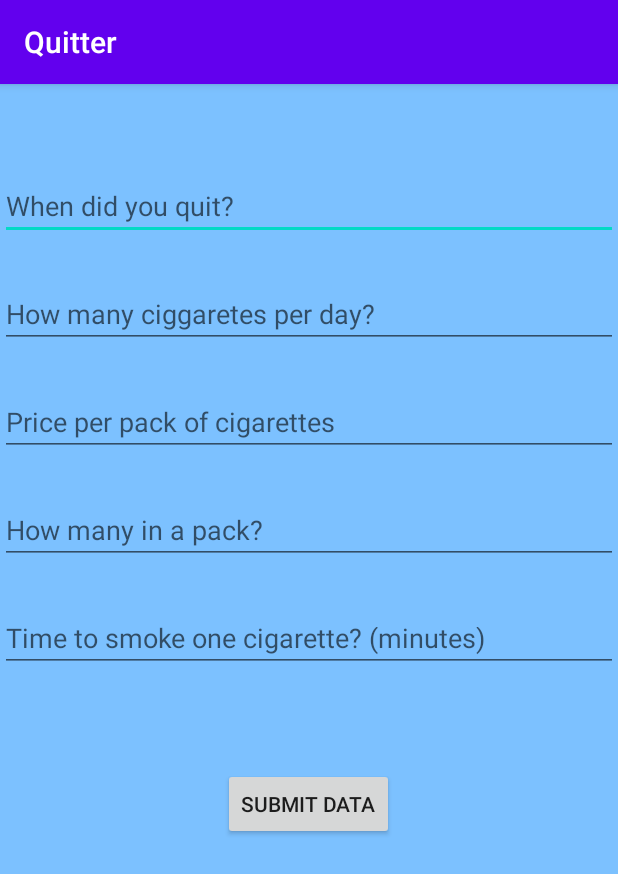
After one commit to cohadruid/Quitter, an Android app: the fragment UserDataFragment shown on its own in the app's theme, on a phone screen of 412 x 824 dp. The commit adds this screen. Shown: the top 874 px of the screen. Run offline under Robolectric (Android 15) with nearby library versions, the phone set to English and light mode, and no system bars.

Commit message:
added more fragments and stuff

```diff
--- a/app/build.gradle
+++ b/app/build.gradle
@@ -41,4 +41,5 @@ dependencies {
     implementation 'com.google.firebase:firebase-auth:19.3.2'
     implementation 'com.google.firebase:firebase-database-ktx:19.4.0'
     implementation "com.xwray:groupie:2.1.0"
+    implementation 'com.github.jhonatansabadi:datetime-picker:1.0.6'
 }
--- /dev/null
+++ b/app/src/main/java/hr/ferit/dariocoric/quitter/UserDataFragment.kt
@@ -0,0 +1,59 @@
+package hr.ferit.dariocoric.quitter
+
+import android.os.Bundle
+import androidx.fragment.app.Fragment
+import android.view.LayoutInflater
+import android.view.View
+import android.view.ViewGroup
+
+// TODO: Rename parameter arguments, choose names that match
+// the fragment initialization parameters, e.g. ARG_ITEM_NUMBER
+private const val ARG_PARAM1 = "param1"
+private const val ARG_PARAM2 = "param2"
+
+/**
+ * A simple [Fragment] subclass.
+ * Use the [UserDataFragment.newInstance] factory method to
+ * create an instance of this fragment.
+ */
+class UserDataFragment : Fragment() {
+    // TODO: Rename and change types of parameters
+    private var param1: String? = null
+    private var param2: String? = null
+
+    override fun onCreate(savedInstanceState: Bundle?) {
+        super.onCreate(savedInstanceState)
+        arguments?.let {
+            param1 = it.getString(ARG_PARAM1)
+            param2 = it.getString(ARG_PARAM2)
+        }
+    }
+
+    override fun onCreateView(
+        inflater: LayoutInflater, container: ViewGroup?,
+        savedInstanceState: Bundle?
+    ): View? {
+        // Inflate the layout for this fragment
+        return inflater.inflate(R.layout.fragment_user_data, container, false)
+    }
+
+    companion object {
+        /**
+         * Use this factory method to create a new instance of
+         * this fragment using the provided parameters.
+         *
+         * @param param1 Parameter 1.
+         * @param param2 Parameter 2.
+         * @return A new instance of fragment UserDataFragment.
+         */
+        // TODO: Rename and change types and number of parameters
+        @JvmStatic
+        fun newInstance(param1: String, param2: String) =
+            UserDataFragment().apply {
+                arguments = Bundle().apply {
+                    putString(ARG_PARAM1, param1)
+                    putString(ARG_PARAM2, param2)
+                }
+            }
+    }
+}
--- /dev/null
+++ b/app/src/main/res/layout/fragment_user_data.xml
@@ -0,0 +1,90 @@
+<?xml version="1.0" encoding="utf-8"?>
+<androidx.constraintlayout.widget.ConstraintLayout xmlns:android="http://schemas.android.com/apk/res/android"
+    xmlns:tools="http://schemas.android.com/tools"
+    android:layout_width="match_parent"
+    android:layout_height="match_parent"
+    xmlns:app="http://schemas.android.com/apk/res-auto"
+    android:background="#7CC1FF"
+    tools:context=".UserDataFragment">
+
+    <EditText
+        android:id="@+id/edit_text_quit_time"
+        android:layout_width="match_parent"
+        android:layout_height="40dp"
+        android:layout_marginTop="64dp"
+        app:layout_constraintHorizontal_bias="0.0"
+        app:layout_constraintLeft_toLeftOf="parent"
+        app:layout_constraintRight_toRightOf="parent"
+        app:layout_constraintTop_toTopOf="parent"
+        android:hint="@string/when_did_you_quit">
+
+
+    </EditText>
+
+    <EditText
+        android:id="@+id/edit_text_cigs_per_day"
+        android:layout_width="match_parent"
+        android:layout_height="40dp"
+        android:layout_marginTop="32dp"
+        app:layout_constraintHorizontal_bias="0.0"
+        app:layout_constraintLeft_toLeftOf="parent"
+        app:layout_constraintRight_toRightOf="parent"
+        app:layout_constraintTop_toBottomOf="@+id/edit_text_quit_time"
+        android:hint="@string/how_many_ciggaretes_per_day">
+
+    </EditText>
+
+    <EditText
+        android:id="@+id/edit_text_price_per_pack"
+        android:layout_width="match_parent"
+        android:layout_height="40dp"
+        android:layout_marginTop="32dp"
+        app:layout_constraintHorizontal_bias="0.0"
+        app:layout_constraintLeft_toLeftOf="parent"
+        app:layout_constraintRight_toRightOf="parent"
+        app:layout_constraintTop_toBottomOf="@+id/edit_text_cigs_per_day"
+        android:hint="@string/price_per_pack_of_cigarettes">
+
+    </EditText>
+
+    <EditText
+        android:id="@+id/edit_text_cigs_per_pack"
+        android:layout_width="match_parent"
+        android:layout_height="40dp"
+        android:layout_marginTop="32dp"
+        app:layout_constraintHorizontal_bias="0.0"
+        app:layout_constraintLeft_toLeftOf="parent"
+        app:layout_constraintRight_toRightOf="parent"
+        app:layout_constraintTop_toBottomOf="@+id/edit_text_price_per_pack"
+        android:hint="@string/how_many_in_a_pack">
+
+    </EditText>
+
+    <EditText
+        android:id="@+id/edit_text_mins_per_cig"
+        android:layout_width="match_parent"
+        android:layout_height="40dp"
+        android:layout_marginTop="32dp"
+        app:layout_constraintHorizontal_bias="0.0"
+        app:layout_constraintLeft_toLeftOf="parent"
+        app:layout_constraintRight_toRightOf="parent"
+        app:layout_constraintTop_toBottomOf="@+id/edit_text_cigs_per_pack"
+        android:hint="@string/time_to_smoke_one_cigarette_minutes">
+
+    </EditText>
+
+    <Button
+        android:id="@+id/button_submit_data"
+        android:layout_width="wrap_content"
+        android:layout_height="wrap_content"
+        android:layout_marginTop="64dp"
+        app:layout_constraintHorizontal_bias="0.498"
+        app:layout_constraintLeft_toLeftOf="parent"
+        app:layout_constraintRight_toRightOf="parent"
+        app:layout_constraintTop_toBottomOf="@+id/edit_text_mins_per_cig"
+        android:text="@string/submit_data">
+
+    </Button>
+
+
+</androidx.constraintlayout.widget.ConstraintLayout>
--- a/app/src/main/res/values/strings.xml
+++ b/app/src/main/res/values/strings.xml
@@ -2,4 +2,11 @@
     <string name="app_name">Quitter</string>
     <!-- TODO: Remove or change this placeholder text -->
     <string name="hello_blank_fragment">Hello blank fragment</string>
+    <string name="edittext_quittime_string">When did you quit?</string>
+    <string name="submit_data">Submit Data</string>
+    <string name="when_did_you_quit">When did you quit?</string>
+    <string name="how_many_ciggaretes_per_day">How many ciggaretes per day?</string>
+    <string name="price_per_pack_of_cigarettes">Price per pack of cigarettes</string>
+    <string name="how_many_in_a_pack">How many in a pack?</string>
+    <string name="time_to_smoke_one_cigarette_minutes">Time to smoke one cigarette? (minutes)</string>
 </resources>
--- a/build.gradle
+++ b/build.gradle
@@ -21,9 +21,11 @@ allprojects {
     repositories {
         google()
         jcenter()
+        maven {
+            url 'https://jitpack.io' }
+        }
+    }
 
-    }
-}
 
 task clean(type: Delete) {
     delete rootProject.buildDir
```
Also changed, not shown: app/src/main/java/hr/ferit/dariocoric/quitter/MainActivity.kt (+38 -13 lines), app/src/main/java/hr/ferit/dariocoric/quitter/TimelineFragment.kt (added, +65 -0 lines), app/src/main/res/layout/activity_main.xml (+2 -34 lines), app/src/main/res/layout/fragment_timeline.xml (added, +14 -0 lines).
